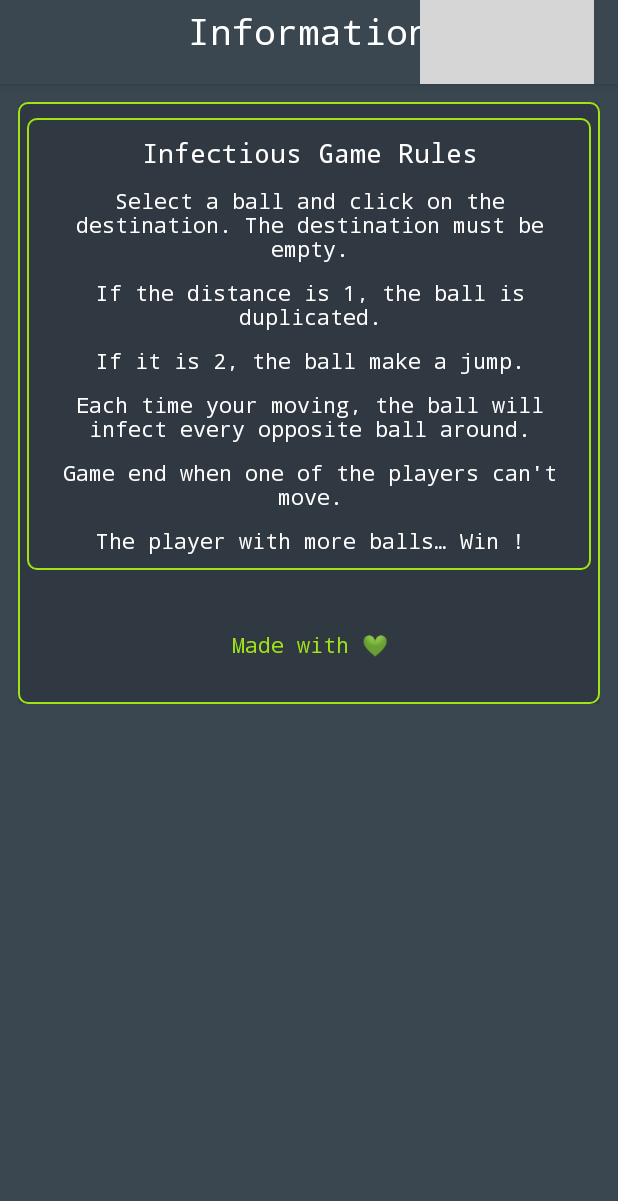
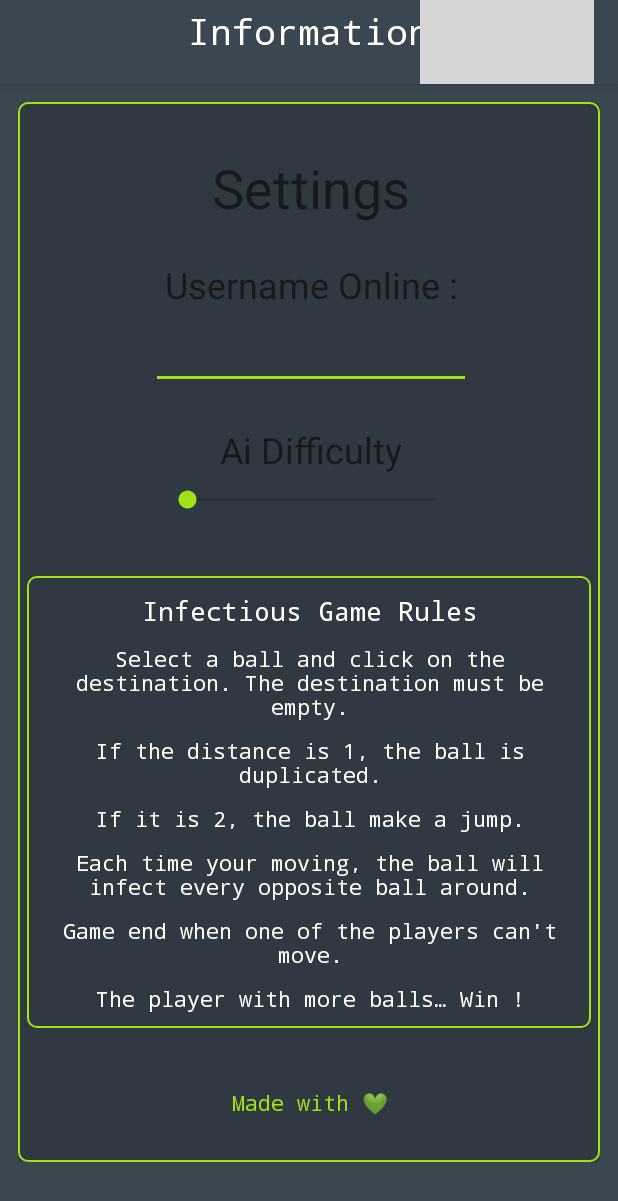
Before and after one commit to The224/Infectious_Mobile, an Android app: the InformationActivity screen opened directly, with no data from a screen before it, on a phone screen of 412 x 824 dp. Shown: the top 1201 px of the screen. Run offline under Robolectric (Android 15) with nearby library versions, the light colour scheme and no system bars; grey boxes are pictures that could not be loaded.

Commit message:
Add setting fragment

```diff
--- a/app/src/main/java/com/m224/infectious/activities/InformationActivity.java
+++ b/app/src/main/java/com/m224/infectious/activities/InformationActivity.java
@@ -1,10 +1,13 @@
 package com.m224.infectious.activities;
 
+import android.support.v4.app.Fragment;
+import android.support.v4.app.FragmentTransaction;
 import android.support.v7.app.AppCompatActivity;
 import android.os.Bundle;
 import android.view.View;
 
 import com.m224.infectious.R;
+import com.m224.infectious.fragment.SettingFragment;
 import com.m224.infectious.utils.Util;
 
 public class InformationActivity extends AppCompatActivity {
@@ -14,6 +17,15 @@ public class InformationActivity extends AppCompatActivity {
         super.onCreate(savedInstanceState);
         setContentView(R.layout.activity_information);
         Util.customActionbar(this, R.layout.actionbar_information);
+
+        // Create new fragment and transaction
+        Fragment newFragment = new SettingFragment();
+        FragmentTransaction transaction = getSupportFragmentManager().beginTransaction();
+
+
+        // Commit the transaction
+        transaction.commit();
+
     }
 
     public void closeInformationActivity(View v) {
--- /dev/null
+++ b/app/src/main/java/com/m224/infectious/fragment/SettingFragment.java
@@ -0,0 +1,94 @@
+package com.m224.infectious.fragment;
+
+import android.content.Context;
+import android.net.Uri;
+import android.os.Bundle;
+import android.support.v4.app.Fragment;
+import android.view.LayoutInflater;
+import android.view.View;
+import android.view.ViewGroup;
+
+import com.m224.infectious.R;
+
+
+/**
+ * A simple {@link Fragment} subclass.
+ * Activities that contain this fragment must implement the
+ * {@link SettingFragment.OnFragmentInteractionListener} interface
+ * to handle interaction events.
+ * Use the {@link SettingFragment#newInstance} factory method to
+ * create an instance of this fragment.
+ */
+public class SettingFragment extends Fragment {
+    // TODO: Rename parameter arguments, choose names that match
+    // the fragment initialization parameters, e.g. ARG_ITEM_NUMBER
+    private static final String ARG_PARAM1 = "param1";
+    private static final String ARG_PARAM2 = "param2";
+
+    // TODO: Rename and change types of parameters
+    private String mParam1;
+    private String mParam2;
+
+    private OnFragmentInteractionListener mListener;
+
+    public SettingFragment() {
+        // Required empty public constructor
+    }
+
+    /**
+     * Use this factory method to create a new instance of
+     * this fragment using the provided parameters.
+     *
+     * @param param1 Parameter 1.
+     * @param param2 Parameter 2.
+     * @return A new instance of fragment SettingFragment.
+     */
+    // TODO: Rename and change types and number of parameters
+    public static SettingFragment newInstance(String param1, String param2) {
+        SettingFragment fragment = new SettingFragment();
+        Bundle args = new Bundle();
+        args.putString(ARG_PARAM1, param1);
+        args.putString(ARG_PARAM2, param2);
+        fragment.setArguments(args);
+        return fragment;
+    }
+
+    @Override
+    public void onCreate(Bundle savedInstanceState) {
+        super.onCreate(savedInstanceState);
+        if (getArguments() != null) {
+            mParam1 = getArguments().getString(ARG_PARAM1);
+            mParam2 = getArguments().getString(ARG_PARAM2);
+        }
+    }
+
+    @Override
+    public View onCreateView(LayoutInflater inflater, ViewGroup container,
+                             Bundle savedInstanceState) {
+        // Inflate the layout for this fragment
+        return inflater.inflate(R.layout.fragment_setting, container, false);
+    }
+
+    // TODO: Rename method, update argument and hook method into UI event
+    public void onButtonPressed(Uri uri) {
+        if (mListener != null) {
+            mListener.onFragmentInteraction(uri);
+        }
+    }
+
+
+    /**
+     * This interface must be implemented by activities that contain this
+     * fragment to allow an interaction in this fragment to be communicated
+     * to the activity and potentially other fragments contained in that
+     * activity.
+     * <p>
+     * See the Android Training lesson <a href=
+     * "http://developer.android.com/training/basics/fragments/communicating.html"
+     * >Communicating with Other Fragments</a> for more information.
+     */
+    public interface OnFragmentInteractionListener {
+        // TODO: Update argument type and name
+        void onFragmentInteraction(Uri uri);
+    }
+}
--- a/app/src/main/res/layout/actionbar_main.xml
+++ b/app/src/main/res/layout/actionbar_main.xml
@@ -16,29 +16,20 @@
         android:elevation="0dp"
         android:onClick="startInformationActivity"
         android:padding="10dp"
-        android:src="@drawable/ic_information" />
+        android:src="@drawable/ic_settings" />
 
     <TextView
         android:id="@+id/tv_app_name"
         android:layout_width="wrap_content"
         android:layout_height="wrap_content"
+        android:layout_alignParentEnd="true"
+        android:layout_alignParentStart="true"
         android:layout_alignParentTop="true"
-        android:layout_centerHorizontal="true"
         android:fontFamily="monospace"
+        android:gravity="center"
         android:paddingTop="4dp"
         android:text="@string/app_name"
         android:textColor="@android:color/white"
         android:textSize="24sp" />
 
-    <ImageButton
-        android:id="@+id/ib_setting"
-        android:layout_width="wrap_content"
-        android:layout_height="wrap_content"
-        android:layout_alignParentRight="true"
-        android:layout_alignParentTop="true"
-        android:background="@color/primary"
-        android:elevation="0dp"
-        android:padding="10dp"
-        android:src="@drawable/ic_settings" />
-
 </RelativeLayout>
--- a/app/src/main/res/layout/activity_information.xml
+++ b/app/src/main/res/layout/activity_information.xml
@@ -10,6 +10,8 @@
     <ScrollView
         android:layout_width="match_parent"
         android:layout_height="match_parent">
+
+
 
         <LinearLayout
             android:layout_width="match_parent"
@@ -27,6 +29,11 @@
                 android:elevation="2dp"
                 android:orientation="vertical">
 
+                <fragment
+                    android:id="@+id/frag_setting"
+                    android:name="com.m224.infectious.fragment.SettingFragment"
+                    android:layout_width="match_parent"
+                    android:layout_height="match_parent" />
 
                 <LinearLayout
                     android:layout_width="match_parent"
--- /dev/null
+++ b/app/src/main/res/layout/fragment_setting.xml
@@ -0,0 +1,85 @@
+<FrameLayout xmlns:android="http://schemas.android.com/apk/res/android"
+    xmlns:app="http://schemas.android.com/apk/res-auto"
+    xmlns:tools="http://schemas.android.com/tools"
+    android:layout_width="match_parent"
+    android:layout_height="wrap_content"
+    tools:context="com.m224.infectious.fragment.SettingFragment">
+
+    <!-- TODO: Update blank fragment layout -->
+    <android.support.constraint.ConstraintLayout
+        android:layout_width="match_parent"
+        android:layout_height="wrap_content">
+
+        <android.support.constraint.Guideline
+            android:id="@+id/guideline3"
+            android:layout_width="wrap_content"
+            android:layout_height="wrap_content"
+            android:orientation="vertical"
+            app:layout_constraintGuide_percent="0.5" />
+
+        <TextView
+            android:id="@+id/textView3"
+            android:layout_width="wrap_content"
+            android:layout_height="wrap_content"
+            android:layout_marginEnd="8dp"
+            android:layout_marginStart="8dp"
+            android:layout_marginTop="32dp"
+            android:text="Settings"
+            android:textSize="36sp"
+            app:layout_constraintEnd_toStartOf="@+id/guideline3"
+            app:layout_constraintStart_toStartOf="@+id/guideline3"
+            app:layout_constraintTop_toTopOf="parent" />
+
+        <TextView
+            android:id="@+id/textView4"
+            android:layout_width="wrap_content"
+            android:layout_height="wrap_content"
+            android:layout_marginEnd="8dp"
+            android:layout_marginTop="24dp"
+            android:text="Username Online :"
+            android:textSize="24sp"
+            app:layout_constraintEnd_toStartOf="@+id/guideline3"
+            app:layout_constraintStart_toStartOf="@+id/guideline3"
+            app:layout_constraintTop_toBottomOf="@+id/textView3" />
+
+        <EditText
+            android:id="@+id/editText2"
+            android:layout_width="wrap_content"
+            android:layout_height="wrap_content"
+            android:layout_marginEnd="8dp"
+            android:layout_marginTop="8dp"
+            android:ems="10"
+            android:inputType="textPersonName"
+            app:layout_constraintEnd_toStartOf="@+id/guideline3"
+            app:layout_constraintStart_toStartOf="@+id/guideline3"
+            app:layout_constraintTop_toBottomOf="@+id/textView4" />
+
+        <TextView
+            android:id="@+id/textView5"
+            android:layout_width="wrap_content"
+            android:layout_height="wrap_content"
+            android:layout_marginEnd="8dp"
+            android:layout_marginStart="8dp"
+            android:layout_marginTop="24dp"
+            android:text="Ai Difficulty"
+            android:textSize="24sp"
+            app:layout_constraintEnd_toStartOf="@+id/guideline3"
+            app:layout_constraintStart_toStartOf="@+id/guideline3"
+            app:layout_constraintTop_toBottomOf="@+id/editText2" />
+
+        <SeekBar
+            android:id="@+id/seekBar3"
+            android:layout_width="0dp"
+            android:layout_height="wrap_content"
+            android:layout_marginBottom="32dp"
+            android:layout_marginEnd="8dp"
+            android:layout_marginStart="8dp"
+            android:layout_marginTop="8dp"
+            app:layout_constraintBottom_toBottomOf="parent"
+            app:layout_constraintEnd_toEndOf="@+id/editText2"
+            app:layout_constraintStart_toStartOf="@+id/editText2"
+            app:layout_constraintTop_toBottomOf="@+id/textView5" />
+
+    </android.support.constraint.ConstraintLayout>
+
+</FrameLayout>
--- a/app/src/main/res/values/strings.xml
+++ b/app/src/main/res/values/strings.xml
@@ -43,5 +43,8 @@
     <string name="delete_yes">Yes</string>
     <string name="delete_no">No</string>
 
+    <!-- TODO: Remove or change this placeholder text -->
+    <string name="hello_blank_fragment">Hello blank fragment</string>
+
 
 </resources>
```
